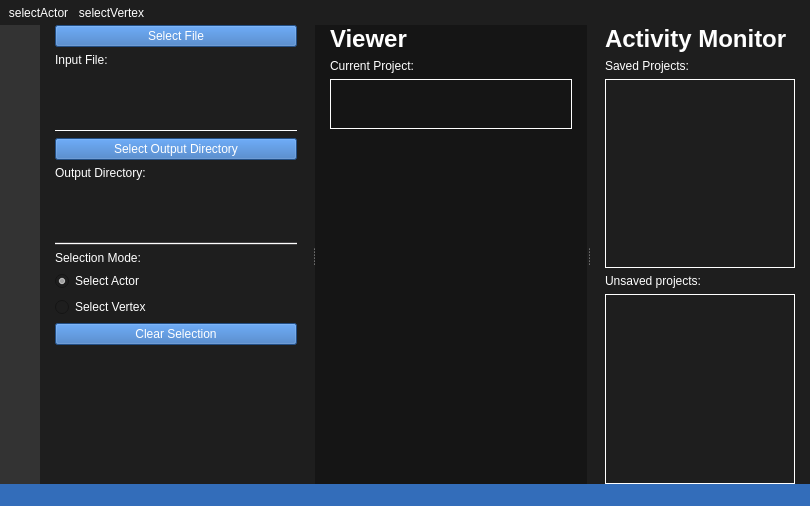
Before: the Qt Designer form viewer_gui.ui in danieljiang520/UMTRI_3DGUI, drawn with Qt 5.
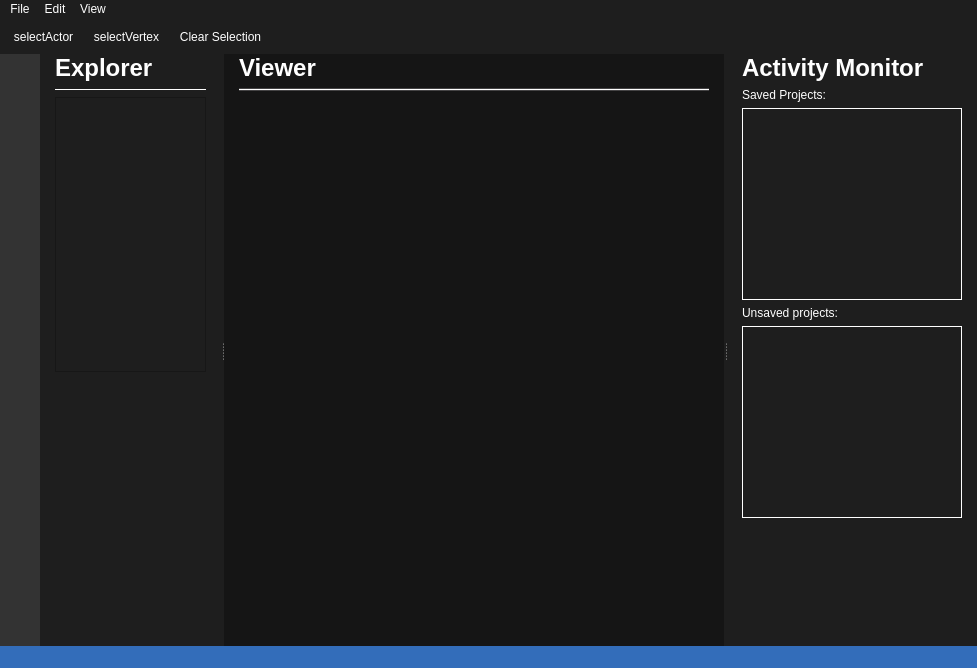
After: the same form once the commit is applied. Icons and pictures are not drawn.

Diff of the .ui file:
```diff
--- a/viewer_gui.ui
+++ b/viewer_gui.ui
@@ -6,8 +6,8 @@
    <rect>
     <x>0</x>
     <y>0</y>
-    <width>810</width>
-    <height>506</height>
+    <width>977</width>
+    <height>668</height>
    </rect>
   </property>
   <property name="font">
@@ -235,68 +235,17 @@
          <number>15</number>
         </property>
         <item>
-         <widget class="QPushButton" name="pushButton_inputfile">
-          <property name="minimumSize">
-           <size>
-            <width>0</width>
-            <height>0</height>
-           </size>
+         <widget class="QLabel" name="label">
+          <property name="font">
+           <font>
+            <family>Arial</family>
+            <pointsize>18</pointsize>
+            <weight>75</weight>
+            <bold>true</bold>
+           </font>
           </property>
-          <property name="styleSheet">
-           <string notr="true">QPushButton::hover{
-	background-color: rgb(20, 51, 89);
-}
-QPushButton{
-	background-color: rgb(49, 110, 186);
-}
-QPushButton:disabled {
-	background-color: rgb(121, 121, 121);
-}</string>
-          </property>
           <property name="text">
-           <string>Select File</string>
-          </property>
-          <property name="autoDefault">
-           <bool>false</bool>
-          </property>
-         </widget>
-        </item>
-        <item>
-         <widget class="QLabel" name="label_inputSign">
-          <property name="text">
-           <string>Input File:</string>
-          </property>
-         </widget>
-        </item>
-        <item>
-         <widget class="QTextBrowser" name="textBrowser_inputDir">
-          <property name="sizePolicy">
-           <sizepolicy hsizetype="Expanding" vsizetype="Expanding">
-            <horstretch>0</horstretch>
-            <verstretch>0</verstretch>
-           </sizepolicy>
-          </property>
-          <property name="maximumSize">
-           <size>
-            <width>16777215</width>
-            <height>50</height>
-           </size>
-          </property>
-          <property name="frameShape">
-           <enum>QFrame::NoFrame</enum>
-          </property>
-          <property name="frameShadow">
-           <enum>QFrame::Plain</enum>
-          </property>
-          <property name="html">
-           <string>&lt;!DOCTYPE HTML PUBLIC &quot;-//W3C//DTD HTML 4.0//EN&quot; &quot;http://www.w3.org/TR/REC-html40/strict.dtd&quot;&gt;
-&lt;html&gt;&lt;head&gt;&lt;meta name=&quot;qrichtext&quot; content=&quot;1&quot; /&gt;&lt;style type=&quot;text/css&quot;&gt;
-p, li { white-space: pre-wrap; }
-&lt;/style&gt;&lt;/head&gt;&lt;body style=&quot; font-family:'.AppleSystemUIFont'; font-size:13pt; font-weight:400; font-style:normal;&quot;&gt;
-&lt;p style=&quot;-qt-paragraph-type:empty; margin-top:0px; margin-bottom:0px; margin-left:0px; margin-right:0px; -qt-block-indent:0; text-indent:0px;&quot;&gt;&lt;br /&gt;&lt;/p&gt;&lt;/body&gt;&lt;/html&gt;</string>
-          </property>
-          <property name="openLinks">
-           <bool>true</bool>
+           <string>Explorer</string>
           </property>
          </widget>
         </item>
@@ -311,108 +260,15 @@
          </widget>
         </item>
         <item>
-         <widget class="QPushButton" name="pushButton_outputDir">
-          <property name="styleSheet">
-           <string notr="true">QPushButton::hover{
-	background-color: rgb(20, 51, 89);
-}
-QPushButton{
-	background-color: rgb(49, 110, 186);
-}
-QPushButton:disabled {
-	background-color: rgb(121, 121, 121);
-}</string>
+         <widget class="QTreeView" name="tree">
+          <property name="indentation">
+           <number>10</number>
           </property>
-          <property name="text">
-           <string>Select Output Directory</string>
-          </property>
-         </widget>
-        </item>
-        <item>
-         <widget class="QLabel" name="label_outputSign">
-          <property name="text">
-           <string>Output Directory:</string>
-          </property>
-         </widget>
-        </item>
-        <item>
-         <widget class="QTextBrowser" name="textBrowser_outputDir">
-          <property name="maximumSize">
-           <size>
-            <width>16777215</width>
-            <height>50</height>
-           </size>
-          </property>
-          <property name="frameShape">
-           <enum>QFrame::NoFrame</enum>
-          </property>
-          <property name="frameShadow">
-           <enum>QFrame::Plain</enum>
-          </property>
-          <property name="html">
-           <string>&lt;!DOCTYPE HTML PUBLIC &quot;-//W3C//DTD HTML 4.0//EN&quot; &quot;http://www.w3.org/TR/REC-html40/strict.dtd&quot;&gt;
-&lt;html&gt;&lt;head&gt;&lt;meta name=&quot;qrichtext&quot; content=&quot;1&quot; /&gt;&lt;style type=&quot;text/css&quot;&gt;
-p, li { white-space: pre-wrap; }
-&lt;/style&gt;&lt;/head&gt;&lt;body style=&quot; font-family:'.AppleSystemUIFont'; font-size:13pt; font-weight:400; font-style:normal;&quot;&gt;
-&lt;p style=&quot;-qt-paragraph-type:empty; margin-top:0px; margin-bottom:0px; margin-left:0px; margin-right:0px; -qt-block-indent:0; text-indent:0px;&quot;&gt;&lt;br /&gt;&lt;/p&gt;&lt;/body&gt;&lt;/html&gt;</string>
-          </property>
-         </widget>
-        </item>
-        <item>
-         <widget class="Line" name="line_bottomLeft">
-          <property name="styleSheet">
-           <string notr="true">background-color: rgb(68, 67, 68);</string>
-          </property>
-          <property name="frameShadow">
-           <enum>QFrame::Plain</enum>
-          </property>
-          <property name="lineWidth">
-           <number>1</number>
-          </property>
-          <property name="orientation">
-           <enum>Qt::Horizontal</enum>
-          </property>
-         </widget>
-        </item>
-        <item>
-         <widget class="QLabel" name="label_selectionMode">
-          <property name="text">
-           <string>Selection Mode:</string>
-          </property>
-         </widget>
-        </item>
-        <item>
-         <widget class="QRadioButton" name="radioButton_selectActor">
-          <property name="text">
-           <string>Select Actor</string>
-          </property>
-          <property name="checked">
+          <property name="sortingEnabled">
            <bool>true</bool>
           </property>
          </widget>
         </item>
-        <item>
-         <widget class="QRadioButton" name="radioButton_selectVertex">
-          <property name="text">
-           <string>Select Vertex</string>
-          </property>
-         </widget>
-        </item>
-        <item>
-         <widget class="QPushButton" name="pushButton_clearSelection">
-          <property name="styleSheet">
-           <string notr="true">QPushButton::hover{
-	background-color: rgb(20, 51, 89);
-}
-QPushButton{
-	background-color: rgb(49, 110, 186);
-}</string>
-          </property>
-          <property name="text">
-           <string>Clear Selection</string>
-          </property>
-         </widget>
-        </item>
         <item>
          <spacer name="verticalSpacer_panelLeft">
           <property name="orientation">
@@ -432,6 +288,12 @@
        </layout>
       </widget>
       <widget class="QWidget" name="panel_mid" native="true">
+       <property name="minimumSize">
+        <size>
+         <width>500</width>
+         <height>0</height>
+        </size>
+       </property>
        <property name="styleSheet">
         <string notr="true">background-color: rgb(21, 21, 21);</string>
        </property>
@@ -470,38 +332,18 @@
          </widget>
         </item>
         <item>
-         <widget class="QLabel" name="label_currentProject">
-          <property name="text">
-           <string>Current Project:</string>
-          </property>
-         </widget>
-        </item>
-        <item>
-         <widget class="QTextBrowser" name="textBrowser_currentProject">
-          <property name="sizePolicy">
-           <sizepolicy hsizetype="Expanding" vsizetype="Fixed">
-            <horstretch>0</horstretch>
-            <verstretch>0</verstretch>
-           </sizepolicy>
-          </property>
-          <property name="maximumSize">
-           <size>
-            <width>16777215</width>
-            <height>50</height>
-           </size>
-          </property>
-          <property name="frameShape">
-           <enum>QFrame::Box</enum>
+         <widget class="Line" name="line_bottomLeft">
+          <property name="styleSheet">
+           <string notr="true">background-color: rgb(68, 67, 68);</string>
           </property>
           <property name="frameShadow">
            <enum>QFrame::Plain</enum>
           </property>
-          <property name="html">
-           <string>&lt;!DOCTYPE HTML PUBLIC &quot;-//W3C//DTD HTML 4.0//EN&quot; &quot;http://www.w3.org/TR/REC-html40/strict.dtd&quot;&gt;
-&lt;html&gt;&lt;head&gt;&lt;meta name=&quot;qrichtext&quot; content=&quot;1&quot; /&gt;&lt;style type=&quot;text/css&quot;&gt;
-p, li { white-space: pre-wrap; }
-&lt;/style&gt;&lt;/head&gt;&lt;body style=&quot; font-family:'.AppleSystemUIFont'; font-size:13pt; font-weight:400; font-style:normal;&quot;&gt;
-&lt;p style=&quot;-qt-paragraph-type:empty; margin-top:0px; margin-bottom:0px; margin-left:0px; margin-right:0px; -qt-block-indent:0; text-indent:0px;&quot;&gt;&lt;br /&gt;&lt;/p&gt;&lt;/body&gt;&lt;/html&gt;</string>
+          <property name="lineWidth">
+           <number>1</number>
+          </property>
+          <property name="orientation">
+           <enum>Qt::Horizontal</enum>
           </property>
          </widget>
         </item>
@@ -525,9 +367,15 @@
        </layout>
       </widget>
       <widget class="QWidget" name="panel_right" native="true">
+       <property name="sizePolicy">
+        <sizepolicy hsizetype="Fixed" vsizetype="Preferred">
+         <horstretch>0</horstretch>
+         <verstretch>0</verstretch>
+        </sizepolicy>
+       </property>
        <property name="maximumSize">
         <size>
-         <width>220</width>
+         <width>250</width>
          <height>16777215</height>
         </size>
        </property>
@@ -633,17 +481,32 @@
     <string>toolBar</string>
    </property>
    <property name="styleSheet">
-    <string notr="true">QToolBar { border: 0px }
+    <string notr="true">QToolBar { 
+	border: 0px ;
+}
 QToolButton {
-    border: 0px;
+     border: 0px;
+	padding:5px;
+}
+QToolButton:hover {
+	background-color: rgb(255, 255, 255);
 }
 QToolButton:checked {
-	background-color: rgb(255, 255, 255);
+	 border: 5px;
 }</string>
    </property>
    <property name="movable">
     <bool>false</bool>
    </property>
+   <property name="allowedAreas">
+    <set>Qt::NoToolBarArea</set>
+   </property>
+   <property name="iconSize">
+    <size>
+     <width>20</width>
+     <height>20</height>
+    </size>
+   </property>
    <attribute name="toolBarArea">
     <enum>TopToolBarArea</enum>
    </attribute>
@@ -652,6 +515,48 @@
    </attribute>
    <addaction name="action_selectActor"/>
    <addaction name="action_selectVertex"/>
+   <addaction name="actionclearSelection"/>
+  </widget>
+  <widget class="QMenuBar" name="menuBar">
+   <property name="geometry">
+    <rect>
+     <x>0</x>
+     <y>0</y>
+     <width>977</width>
+     <height>21</height>
+    </rect>
+   </property>
+   <property name="defaultUp">
+    <bool>true</bool>
+   </property>
+   <widget class="QMenu" name="menuFile">
+    <property name="title">
+     <string>File</string>
+    </property>
+    <addaction name="actionImportMesh"/>
+    <addaction name="actionExportMesh"/>
+   </widget>
+   <widget class="QMenu" name="menuEdit">
+    <property name="title">
+     <string>Edit</string>
+    </property>
+    <widget class="QMenu" name="menuSelection">
+     <property name="title">
+      <string>Selection</string>
+     </property>
+     <addaction name="actionclearSelection"/>
+    </widget>
+    <addaction name="menuSelection"/>
+   </widget>
+   <widget class="QMenu" name="menuView">
+    <property name="title">
+     <string>View</string>
+    </property>
+    <addaction name="actionExplorer"/>
+   </widget>
+   <addaction name="menuFile"/>
+   <addaction name="menuEdit"/>
+   <addaction name="menuView"/>
   </widget>
   <action name="action_selectVertex">
    <property name="checkable">
@@ -692,6 +597,44 @@
     <string>selectActor</string>
    </property>
   </action>
+  <action name="actionImportMesh">
+   <property name="text">
+    <string>Import Mesh...</string>
+   </property>
+   <property name="shortcut">
+    <string>Ctrl+I</string>
+   </property>
+   <property name="shortcutVisibleInContextMenu">
+    <bool>true</bool>
+   </property>
+  </action>
+  <action name="actionExportMesh">
+   <property name="text">
+    <string>Export Mesh...</string>
+   </property>
+   <property name="shortcut">
+    <string>Ctrl+E</string>
+   </property>
+  </action>
+  <action name="actionclearSelection">
+   <property name="icon">
+    <iconset>
+     <normaloff>res/clearSelection.png</normaloff>res/clearSelection.png</iconset>
+   </property>
+   <property name="text">
+    <string>Clear Selection</string>
+   </property>
+  </action>
+  <action name="actionClear_Selection">
+   <property name="text">
+    <string>Clear Selection</string>
+   </property>
+  </action>
+  <action name="actionExplorer">
+   <property name="text">
+    <string>Explorer</string>
+   </property>
+  </action>
  </widget>
  <resources/>
  <connections/>
```
Left out of the diff: 11 changed lines with no effect on the pictures.
